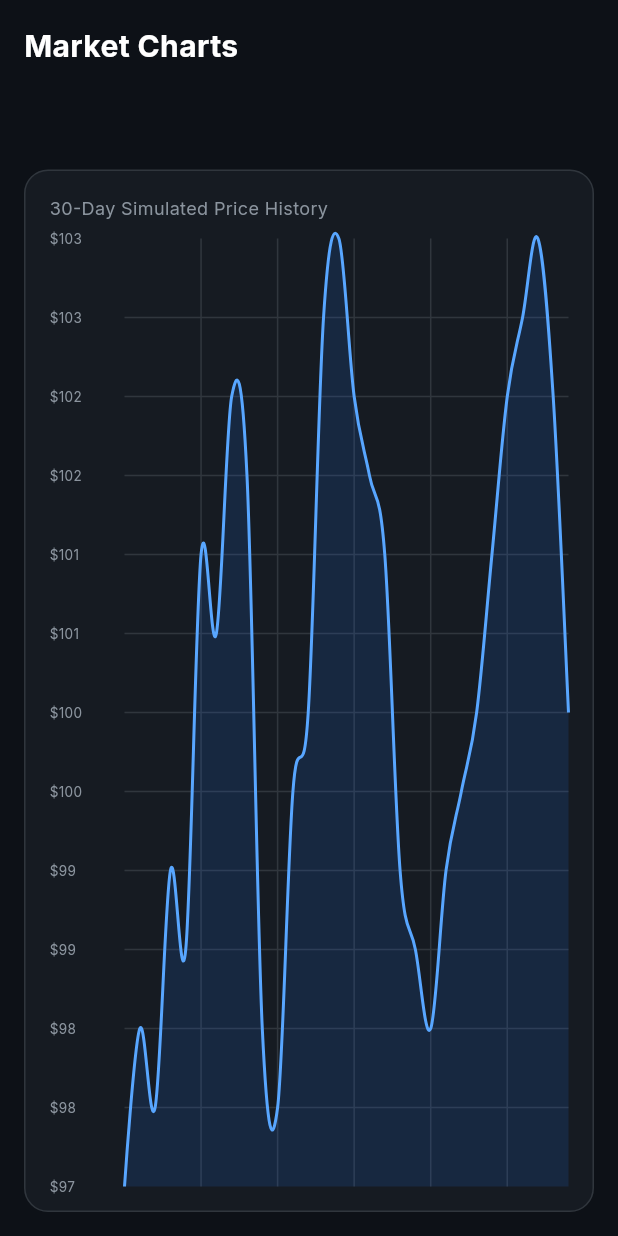
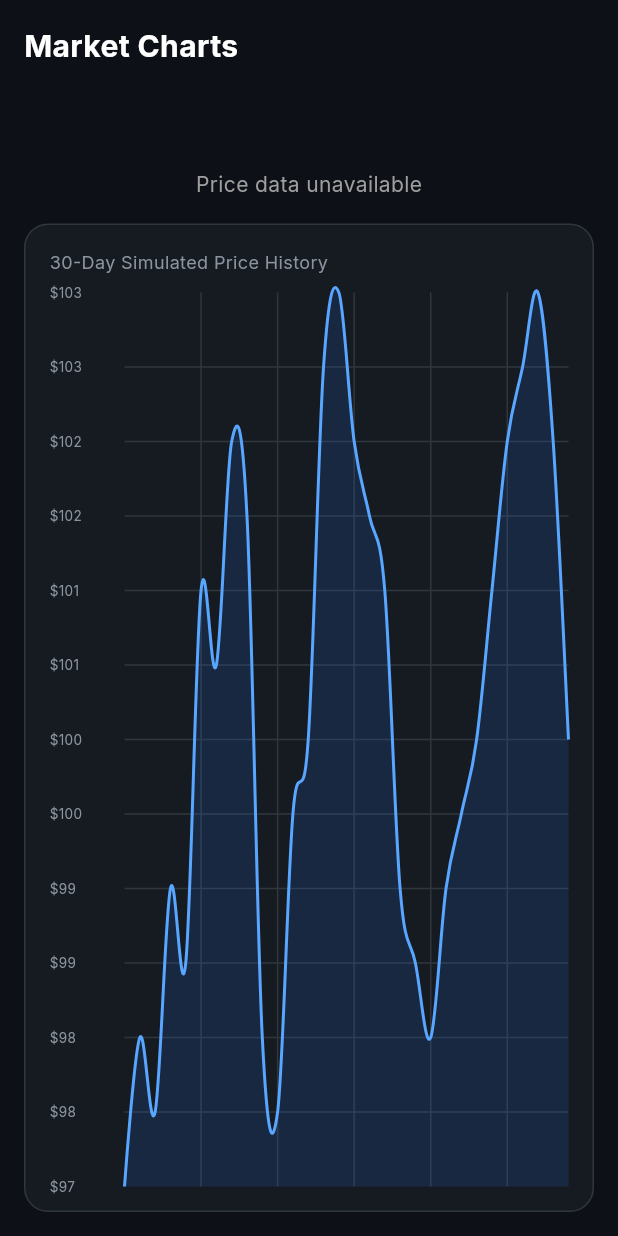
Before and after one commit to banmepls/Virtual-Personal-Finance-Advisor, a Flutter app: the ChartScreen widget shown alone on an empty page, opened directly with empty values, on a phone screen of 412 x 824 dp. Run offline on Flutter 3.47's test engine with Material 3 defaults, Android fonts, the phone set to English and light mode, and no system bars; drawn by our look-alikes of fl_chart; our stand-ins replace google_fonts; network calls fail.

Commit message:
Update API base URL and improve quote data handling in Flutter app
- Update `baseUrl` to `localhost` in `ApiService`
- Add `mounted` checks before calling `setState` in `ChartScreen` to prevent memory leaks
- Enhance quote UI logic to handle null price data and display error states
- Fix type casting and null safety for price data and percentage changes in the chart view

```diff
--- a/flutter_app/lib/screens/chart_screen.dart
+++ b/flutter_app/lib/screens/chart_screen.dart
@@ -27,14 +27,17 @@ class _ChartScreenState extends State<ChartScreen> {
   }
 
   Future<void> _fetchQuote(String symbol) async {
+    if (!mounted) return;
     setState(() => _loadingQuote = true);
     try {
       final q = await apiService.getQuote(symbol);
+      if (!mounted) return;
       setState(() {
         _quote = q;
         _loadingQuote = false;
       });
     } catch (e) {
+      if (!mounted) return;
       setState(() => _loadingQuote = false);
     }
   }
@@ -100,7 +103,7 @@ class _ChartScreenState extends State<ChartScreen> {
           ),
           const SizedBox(height: 16),
           // Quote card
-          if (_quote != null) ...[
+          if (_quote != null && _quote!['price'] != null) ...[
             Container(
               padding: const EdgeInsets.all(14),
               decoration: BoxDecoration(
@@ -133,7 +136,7 @@ class _ChartScreenState extends State<ChartScreen> {
                       Text(
                         _quote!['change_percent'] ?? '0%',
                         style: GoogleFonts.inter(
-                          color: (_quote!['change_percent'] ?? '').contains('-')
+                          color: (_quote!['change_percent'] ?? '').toString().contains('-')
                               ? const Color(0xFFF85149)
                               : const Color(0xFF3FB950),
                           fontSize: 13,
@@ -144,6 +147,11 @@ class _ChartScreenState extends State<ChartScreen> {
                   ),
                 ],
               ),
+            ),
+            const SizedBox(height: 16),
+          ] else if (!_loadingQuote) ...[
+            const Center(
+              child: Text('Price data unavailable', style: TextStyle(color: Colors.grey)),
             ),
             const SizedBox(height: 16),
           ],
@@ -202,7 +210,7 @@ class _ChartScreenState extends State<ChartScreen> {
                               lineBarsData: [
                                 LineChartBarData(
                                   spots: _generateMockPriceHistory(
-                                      _quote?['price'] is num
+                                      (_quote != null && _quote!['price'] is num)
                                           ? (_quote!['price'] as num).toDouble()
                                           : 100.0),
                                   isCurved: true,
--- a/flutter_app/lib/services/api_service.dart
+++ b/flutter_app/lib/services/api_service.dart
@@ -4,7 +4,7 @@ import 'package:http/http.dart' as http;
 class ApiService {
   // Use '10.0.2.2' for Android Emulator, '127.0.0.1' for iOS Simulator/Desktop
   // Use your machine's LAN IP (e.g., '192.168.1.x') for real devices.
-  static const String baseUrl = 'http://10.0.2.2:8000/api/v1';
+  static const String baseUrl = 'http://localhost:8000/api/v1';
   // static const String baseUrl = 'http://127.0.0.1:8000/api/v1';
   String? _token;
 
```
